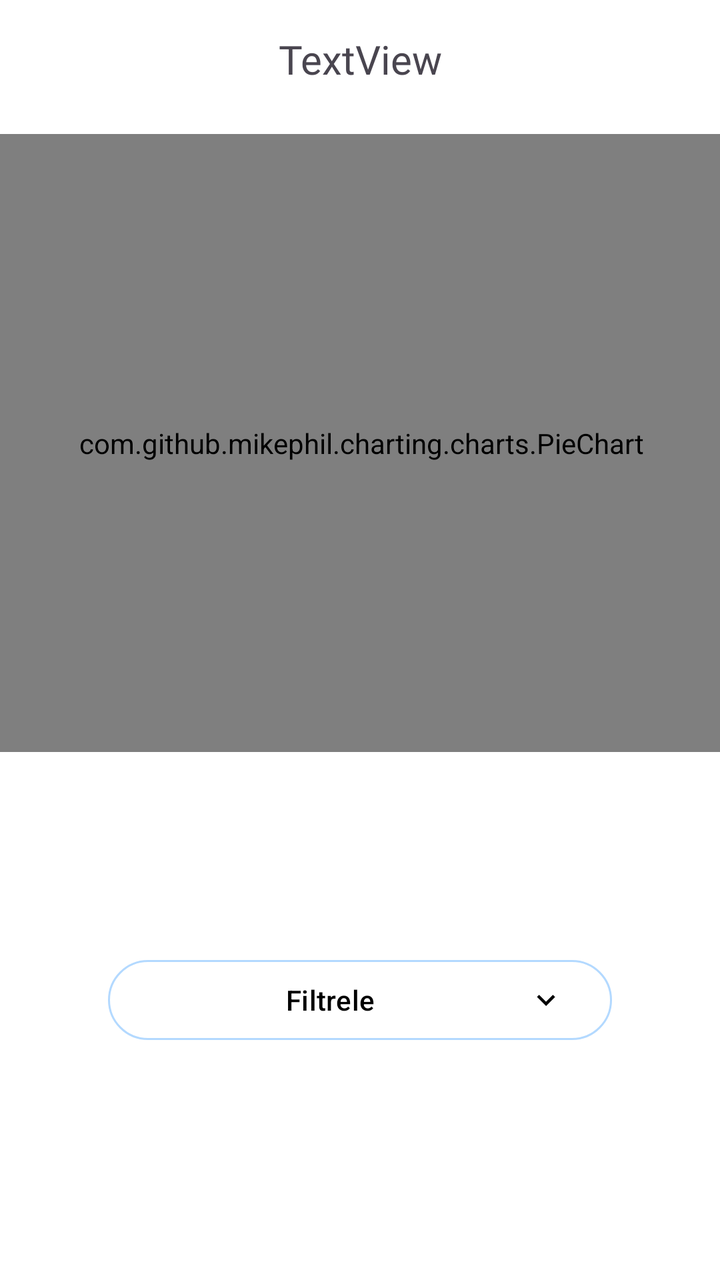
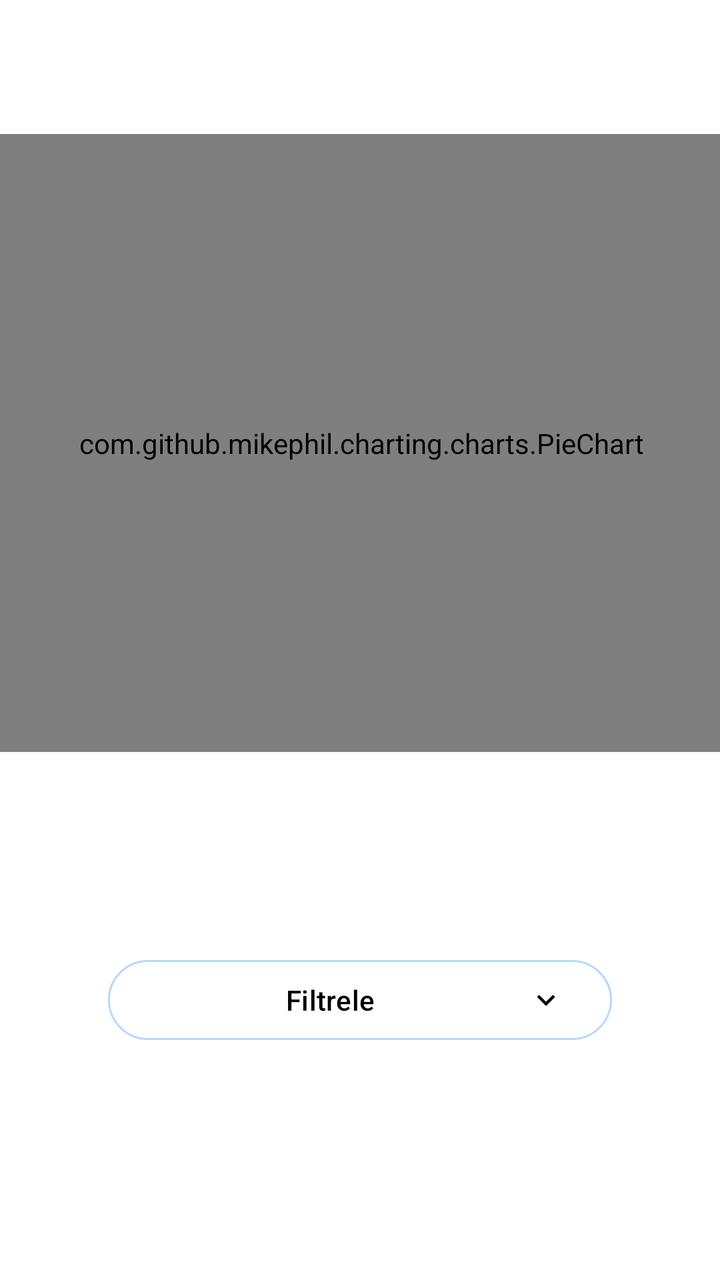

An Android layout rendered at two revisions. The XML below is the earlier revision; the diff shows what the commit changed to produce the second picture.
<!-- AndroidManifest.xml: application theme Theme.DesignExample -->
<!-- res/layout/fragment_birinci.xml -->
<?xml version="1.0" encoding="utf-8"?>
<androidx.constraintlayout.widget.ConstraintLayout xmlns:android="http://schemas.android.com/apk/res/android"
    xmlns:app="http://schemas.android.com/apk/res-auto"
    xmlns:tools="http://schemas.android.com/tools"
    android:layout_width="match_parent"
    android:layout_height="match_parent"
    android:background="@color/white"
    tools:context=".design.birinciFragment">


    <com.github.mikephil.charting.charts.PieChart
        android:id="@+id/pieChart"
        android:layout_width="364dp"
        android:layout_height="309dp"
        android:layout_marginBottom="100dp"
        app:layout_constraintBottom_toTopOf="@+id/YilBottomSheetButon"
        app:layout_constraintEnd_toEndOf="parent"
        app:layout_constraintHorizontal_bias="0.496"
        app:layout_constraintStart_toStartOf="parent" />

    <Button
        android:id="@+id/YilBottomSheetButon"
        style="@style/Widget.Material3.Button.OutlinedButton.Icon"
        android:layout_width="0dp"
        android:layout_height="wrap_content"
        android:layout_marginBottom="116dp"
        android:text="Filtrele"
        android:textColor="@color/black"
        app:icon="@drawable/dropdown_icon"
        app:iconGravity="end"
        app:iconTint="@color/black"
        app:layout_constraintBottom_toBottomOf="parent"
        app:layout_constraintEnd_toEndOf="parent"
        app:layout_constraintStart_toStartOf="parent"
        app:layout_constraintWidth_percent="0.7"
        app:rippleColor="#E9FFBF"
        app:strokeColor="#B3D9FF" />

    <TextView
        android:id="@+id/RaporEkranıTextView"
        android:layout_width="0dp"
        app:layout_constraintWidth_percent="0.5"
        android:layout_height="wrap_content"
        android:layout_marginBottom="24dp"
        android:fontFamily="@font/plus_jakarta_sans"
        android:gravity="center"
        android:text="TextView"
        android:textAlignment="center"
        android:textSize="20sp"
        app:layout_constraintBottom_toTopOf="@+id/pieChart"
        app:layout_constraintEnd_toEndOf="parent"
        app:layout_constraintHorizontal_bias="0.5"
        app:layout_constraintStart_toStartOf="parent" />
</androidx.constraintlayout.widget.ConstraintLayout>
<!-- resources referenced by this layout -->
<resources>
  <color name="black">#FF000000</color>
  <color name="white">#FFFFFFFF</color>
  <!-- drawable dropdown_icon (drawable) -->
  <vector xmlns:android="http://schemas.android.com/apk/res/android" android:height="24dp" android:tint="#9DC778" android:viewportHeight="24" android:viewportWidth="24" android:width="24dp">
        
      <path android:fillColor="@android:color/white" android:pathData="M7.41,8.59L12,13.17l4.59,-4.58L18,10l-6,6 -6,-6 1.41,-1.41z"/>
      
  </vector>
  <style name="Theme.DesignExample" parent="Base.Theme.DesignExample" />
  <style name="Base.Theme.DesignExample" parent="Theme.Material3.DayNight.NoActionBar">
          
          
          <item name="android:statusBarColor">@color/black</item>
      </style>
</resources>

<!-- the commit's change to res/layout/fragment_birinci.xml (unified diff, before → after) -->
@@ -36,19 +36,4 @@
         app:rippleColor="#E9FFBF"
         app:strokeColor="#B3D9FF" />
 
-    <TextView
-        android:id="@+id/RaporEkranıTextView"
-        android:layout_width="0dp"
-        app:layout_constraintWidth_percent="0.5"
-        android:layout_height="wrap_content"
-        android:layout_marginBottom="24dp"
-        android:fontFamily="@font/plus_jakarta_sans"
-        android:gravity="center"
-        android:text="TextView"
-        android:textAlignment="center"
-        android:textSize="20sp"
-        app:layout_constraintBottom_toTopOf="@+id/pieChart"
-        app:layout_constraintEnd_toEndOf="parent"
-        app:layout_constraintHorizontal_bias="0.5"
-        app:layout_constraintStart_toStartOf="parent" />
 </androidx.constraintlayout.widget.ConstraintLayout>
